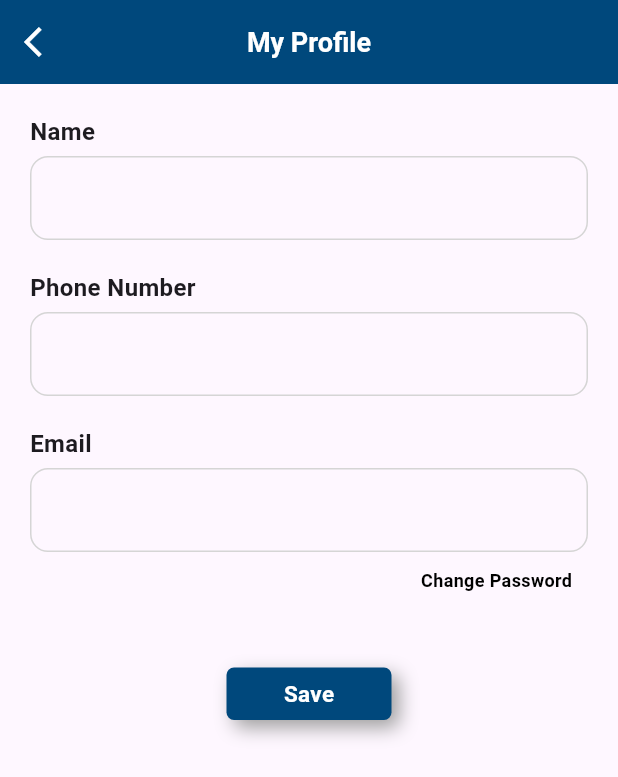
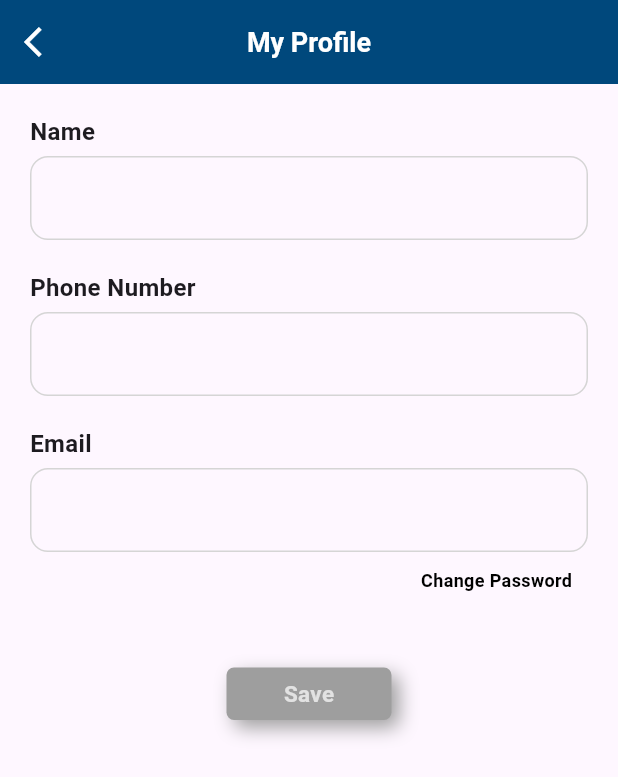
Before and after one commit to aymanaboelela/sight-mata-app-Fluttter-Ai, a Flutter app: the MyprofileView screen opened by its route, on a phone screen of 412 x 824 dp. Shown: the top 777 px of the screen. Run offline on Flutter 3.47's test engine with Material 3 defaults, Android fonts, the light colour scheme and no system bars; drawn by our look-alikes of modal_progress_hud_nsn; our stand-ins replace bloc, curved_navigation_bar, dots_indicator, flutter_bloc, flutter_screenutil, font_awesome_flutter and 6 more; accounts and stored records are empty; project files that could hold a hidden picture were left out.

Commit message:
enhance profile update functionality with dynamic save button and input change handling

```diff
--- a/lib/presentation/widgets/MyProfileTextFormField.dart
+++ b/lib/presentation/widgets/MyProfileTextFormField.dart
@@ -5,12 +5,13 @@ class MyPfrofileTextFormField extends StatelessWidget {
     super.key,
     required this.label,
     required this.hintText,
-    this.controller,  this.isValidator,
+    this.controller,  this.isValidator, this.onChanged,
   });
   final String label;
   final String hintText;
   final TextEditingController? controller;
   final bool ?isValidator;
+  final void Function(String)? onChanged;
 
   @override
   Widget build(BuildContext context) {
@@ -36,6 +37,7 @@ class MyPfrofileTextFormField extends StatelessWidget {
                 return null;
             },
             controller: controller,
+            onChanged: onChanged,
             decoration: InputDecoration(
                 hintText: hintText,
                 hintStyle: const TextStyle(fontSize: 14, color: Colors.grey),
--- a/lib/presentation/widgets/saveButton.dart
+++ b/lib/presentation/widgets/saveButton.dart
@@ -7,7 +7,7 @@ class Savebutton extends StatelessWidget {
 
   @override
   Widget build(BuildContext context) {
-    return  GestureDetector(
+    return GestureDetector(
       onTap: () {
         onPressed();
       },
@@ -20,16 +20,43 @@ class Savebutton extends StatelessWidget {
             borderRadius: BorderRadius.all(Radius.circular(5)),
             boxShadow: [
               BoxShadow(
-              color: Colors.grey,
-              offset: Offset(5.0, 5.0),
-              blurRadius: 10
-            )
-
-          ]
-
+                  color: Colors.grey, offset: Offset(5.0, 5.0), blurRadius: 10)
+            ]),
+        child: const Text(
+          "Save",
+          style: TextStyle(
+              color: Colors.white, fontSize: 15, fontWeight: FontWeight.bold),
         ),
-         child: const Text("Save",style: TextStyle(color: Colors.white,fontSize: 15,fontWeight: FontWeight.bold),),
       ),
     );
   }
 }
+
+class SavebuttonOf extends StatelessWidget {
+  const SavebuttonOf({
+    super.key,
+  });
+
+  @override
+  Widget build(BuildContext context) {
+    return Container(
+      alignment: Alignment.center,
+      width: 110,
+      height: 35,
+      decoration: const BoxDecoration(
+          color: Colors.grey,
+          borderRadius: const BorderRadius.all(Radius.circular(5)),
+          boxShadow: const [
+            BoxShadow(
+                color: Colors.grey, offset: Offset(5.0, 5.0), blurRadius: 10)
+          ]),
+      child: Text(
+        "Save",
+        style: TextStyle(
+            color: Colors.white.withOpacity(0.7),
+            fontSize: 15,
+            fontWeight: FontWeight.bold),
+      ),
+    );
+  }
+}
```
Also changed, not shown: lib/presentation/screens/MyProfile_view.dart (+21 -7 lines). Lines whose indentation alone changed are shown as unchanged.
